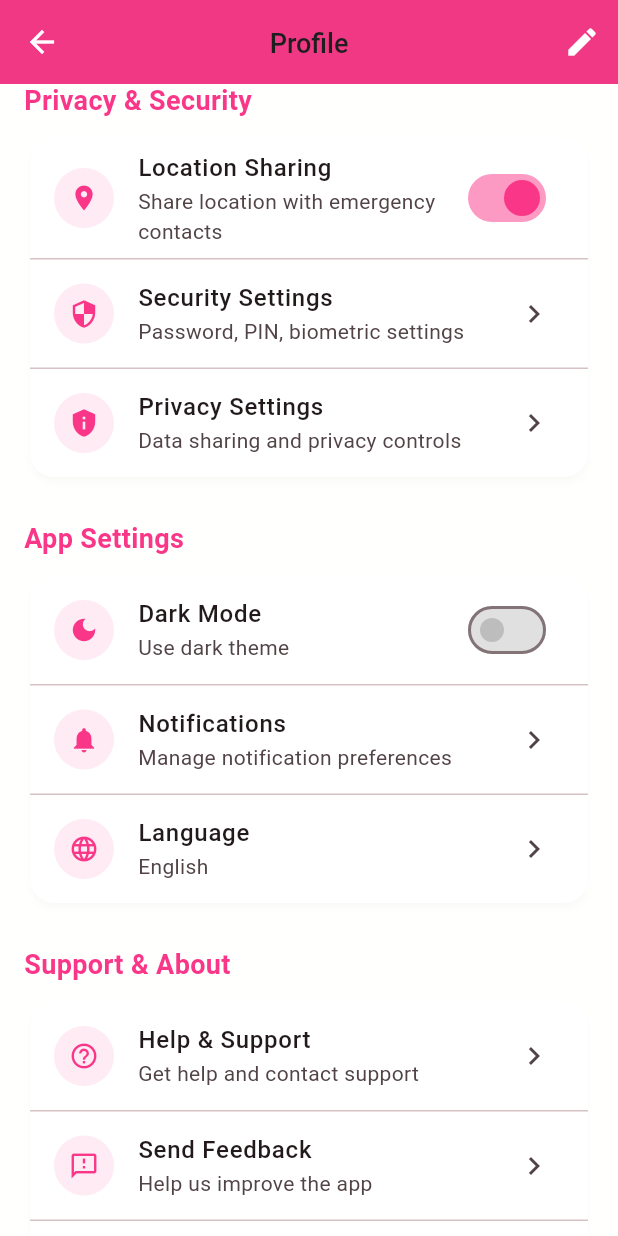
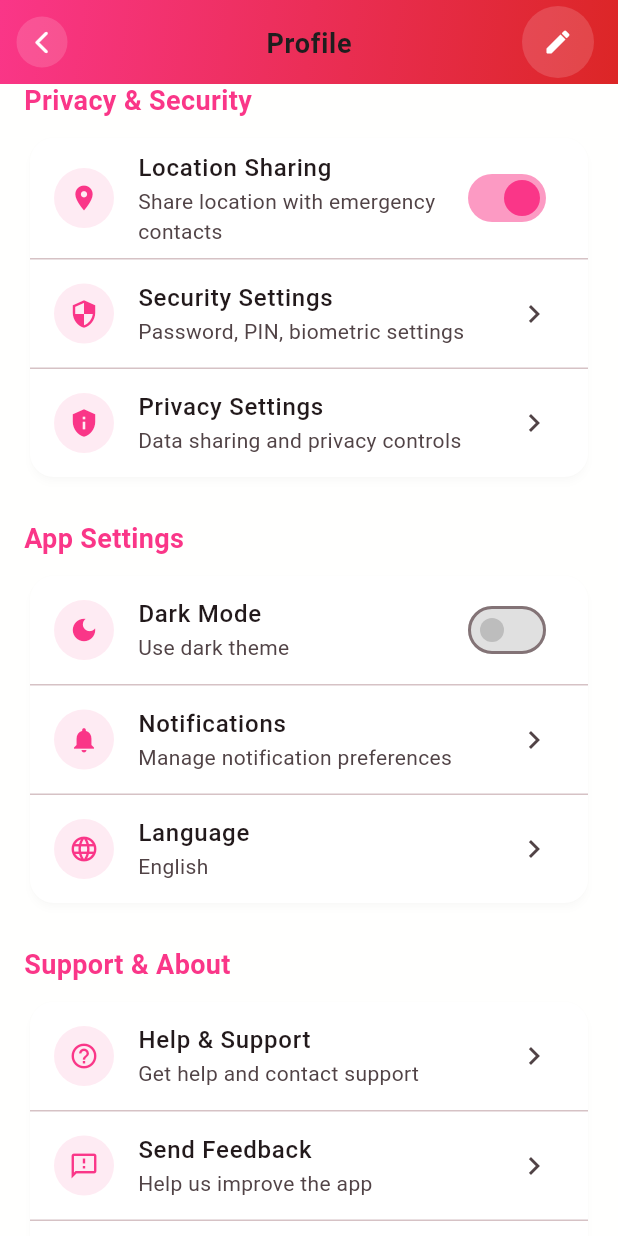
Before and after one commit to RensithUdara/SafeHer-Mobile-App, a Flutter app: the ProfileScreen screen opened by its route, scrolled down 576 dp, on a phone screen of 412 x 824 dp. Run offline on Flutter 3.47's test engine with Material 3 defaults, Android fonts, the phone set to English and light mode, and no system bars; our stand-ins replace cached_network_image, cloud_firestore, firebase_analytics, firebase_auth, firebase_core, firebase_crashlytics and 12 more; missing offline and left inert: flutter_facebook_auth, torch_light, workmanager; accounts and stored records are empty; network calls fail; Roboto replaces fonts that are missing (Poppins).

Commit message:
feat: Enhance ProfileScreen app bar with custom styling and back navigation

```diff
--- a/lib/views/profile/profile_screen.dart
+++ b/lib/views/profile/profile_screen.dart
@@ -266,16 +266,59 @@ class _ProfileScreenState extends State<ProfileScreen> {
   Widget build(BuildContext context) {
     return Scaffold(
       appBar: AppBar(
-        title: const Text('Profile'),
+        title: const Text(
+          'Profile',
+          style: TextStyle(
+            fontWeight: FontWeight.w700,
+            letterSpacing: 0.5,
+          ),
+        ),
         backgroundColor: AppColors.primary,
         foregroundColor: Colors.white,
         elevation: 0,
+        centerTitle: true,
+        leading: IconButton(
+          onPressed: () => Navigator.of(context).pop(),
+          icon: Container(
+            padding: const EdgeInsets.all(8),
+            decoration: BoxDecoration(
+              shape: BoxShape.circle,
+              color: Colors.white.withOpacity(0.15),
+            ),
+            child: const Icon(
+              Icons.arrow_back_ios_rounded,
+              size: 18,
+            ),
+          ),
+        ),
         actions: [
-          IconButton(
-            onPressed: _showEditProfileDialog,
-            icon: const Icon(Icons.edit),
+          Container(
+            margin: const EdgeInsets.only(right: 16),
+            decoration: BoxDecoration(
+              shape: BoxShape.circle,
+              color: Colors.white.withOpacity(0.15),
+            ),
+            child: IconButton(
+              onPressed: _showEditProfileDialog,
+              icon: const Icon(
+                Icons.edit_rounded,
+                size: 20,
+              ),
+            ),
           ),
         ],
+        flexibleSpace: Container(
+          decoration: const BoxDecoration(
+            gradient: LinearGradient(
+              begin: Alignment.topLeft,
+              end: Alignment.bottomRight,
+              colors: [
+                AppColors.primary,
+                AppColors.primaryDark,
+              ],
+            ),
+          ),
+        ),
       ),
       body: Consumer<AuthController>(
         builder: (context, authController, child) {
```
